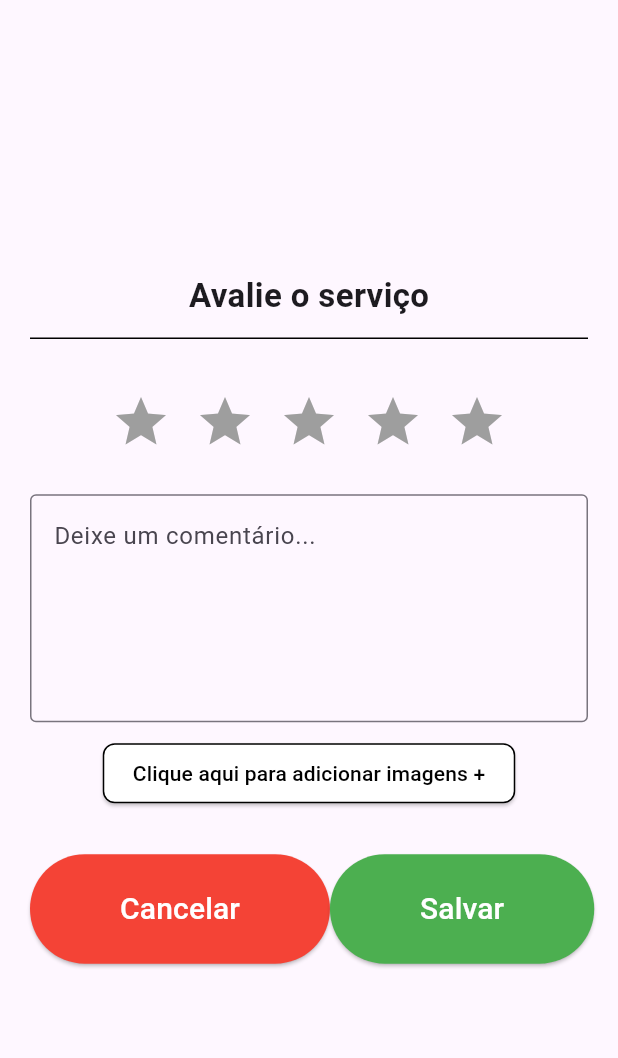
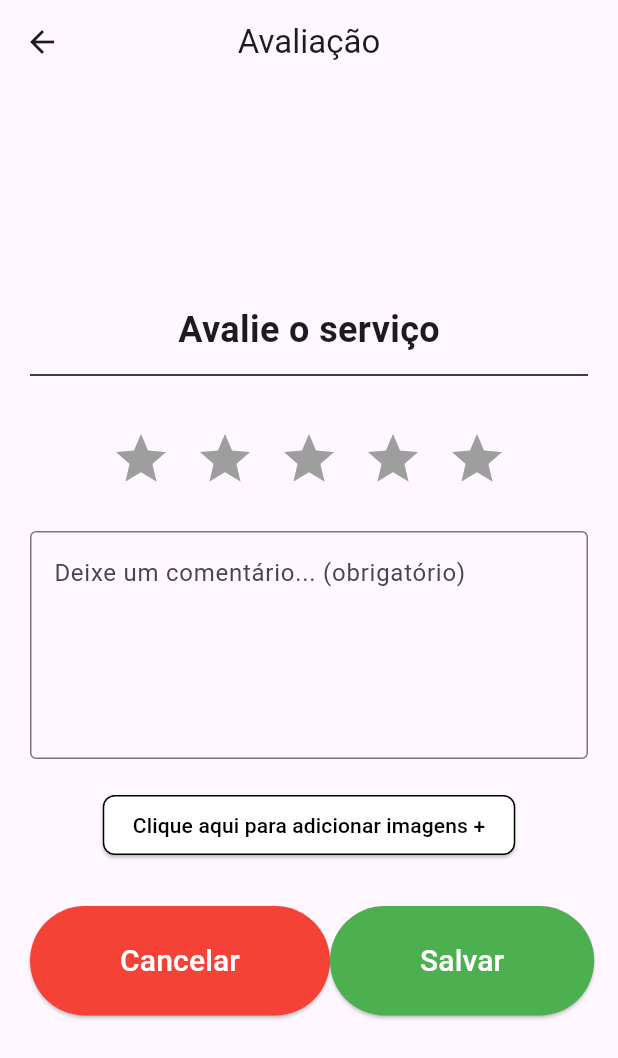
Before and after one commit to arthursetragni/sprint2completo, a Flutter app: the TelaAvaliacao screen opened directly, after a tap on "Clique aqui para adicionar imagens +", on a phone screen of 412 x 824 dp. Shown: the top 1058 px of the screen. Run offline on Flutter 3.47's test engine with Material 3 defaults, Android fonts, the phone set to English and light mode, and no system bars; our stand-ins replace flutter_svg, shared_preferences; accounts and stored records are empty.

Commit message:
implementando a avaliação

```diff
--- a/lib/TelaAvaliacao.dart
+++ b/lib/TelaAvaliacao.dart
@@ -1,6 +1,10 @@
+import 'dart:convert';
 import 'package:flutter/material.dart';
+import 'package:shared_preferences/shared_preferences.dart';
 import 'widgets/botao_recebe_icon.dart';
 import 'widgets/botao_cor_tamanho.dart';
+import 'services/avaliacao_service.dart';
+import 'models/User.dart';
 
 class TelaAvaliacao extends StatefulWidget {
   @override
@@ -9,6 +13,60 @@ class TelaAvaliacao extends StatefulWidget {
 
 class _TelaAvaliacaoState extends State<TelaAvaliacao> {
   int _avaliacaoSelecionada = 0;
+  final TextEditingController _comentarioController = TextEditingController();
+  User? usuario;
+  final AvaliacaoService _avaliacaoService = AvaliacaoService("https://backend-lddm.vercel.app/");
+
+  @override
+  void initState() {
+    super.initState();
+    _carregarUsuarioLogado();
+  }
+
+  Future<void> _carregarUsuarioLogado() async {
+    final prefs = await SharedPreferences.getInstance();
+    final usuarioJson = prefs.getString("usuario");
+    if (usuarioJson != null) {
+      setState(() {
+        usuario = User.fromJson(jsonDecode(usuarioJson));
+      });
+    } else {
+      print('Nenhum usuário logado encontrado');
+    }
+  }
+
+  Future<void> _salvarAvaliacao() async {
+    if (usuario == null) {
+      print('Usuário não encontrado. Faça login novamente.');
+      return;
+    }
+
+    if (_avaliacaoSelecionada == 0 || _comentarioController.text.isEmpty) {
+      print('Avaliação e comentário são obrigatórios.');
+      return;
+    }
+
+    final data = {
+      "idAvaliador": usuario!.id, // ID do usuário logado
+      "idAvaliado": 1,
+      "idServico": 2,
+      "data": DateTime.now().toIso8601String(),
+      "nota": _avaliacaoSelecionada,
+      "comentario": _comentarioController.text,
+    };
+
+    try {
+      final response = await _avaliacaoService.conexaoPost('/avaliacoes', data);
+      if (response.statusCode == 201) {
+        print("Avaliação salva com sucesso!");
+        Navigator.pop(context);
+      } else {
+        print("Erro ao salvar avaliação: \${response.body}");
+      }
+    } catch (e) {
+      print("Exceção ao salvar avaliação: \${e}");
+    }
+  }
 
   void _selecionarAvaliacao(int indice) {
     setState(() {
@@ -19,17 +77,21 @@ class _TelaAvaliacaoState extends State<TelaAvaliacao> {
   @override
   Widget build(BuildContext context) {
     return Scaffold(
+      appBar: AppBar(
+        title: Text('Avaliação'),
+        centerTitle: true,
+      ),
       body: Padding(
         padding: const EdgeInsets.symmetric(horizontal: 20),
         child: Column(
           mainAxisAlignment: MainAxisAlignment.center,
           children: [
-            // título com linha
+            // Título
             Column(
               children: [
                 Text(
                   'Avalie o serviço',
-                  style: TextStyle(fontSize: 22, fontWeight: FontWeight.bold),
+                  style: TextStyle(fontSize: 24, fontWeight: FontWeight.bold),
                 ),
                 SizedBox(height: 5),
                 Divider(color: Colors.black, thickness: 1),
@@ -54,22 +116,26 @@ class _TelaAvaliacaoState extends State<TelaAvaliacao> {
             const SizedBox(height: 20),
 
             // Campo de Comentário
-            const TextField(
+            TextField(
+              controller: _comentarioController,
               maxLines: 5,
               decoration: InputDecoration(
-                hintText: 'Deixe um comentário...',
+                hintText: 'Deixe um comentário... (obrigatório)',
                 border: OutlineInputBorder(),
               ),
             ),
-            const SizedBox(height: 10),
+            const SizedBox(height: 20),
 
             // Botão para Adicionar Imagem
             ElevatedButton(
               onPressed: () {
                 // Ação para adicionar imagem
+                print("Funcionalidade de adicionar imagens ainda não implementada.");
               },
               style: ElevatedButton.styleFrom(
-                foregroundColor: Colors.black, backgroundColor: Colors.white, padding: EdgeInsets.symmetric(vertical: 10, horizontal: 20),
+                foregroundColor: Colors.black,
+                backgroundColor: Colors.white,
+                padding: EdgeInsets.symmetric(vertical: 10, horizontal: 20),
                 shape: RoundedRectangleBorder(
                   borderRadius: BorderRadius.circular(8),
                   side: BorderSide(color: Colors.black),
@@ -77,7 +143,7 @@ class _TelaAvaliacaoState extends State<TelaAvaliacao> {
               ),
               child: Text('Clique aqui para adicionar imagens +'),
             ),
-            SizedBox(height: 30),
+            const SizedBox(height: 30),
 
             // Botões de Cancelar e Salvar
             Row(
@@ -87,15 +153,13 @@ class _TelaAvaliacaoState extends State<TelaAvaliacao> {
                   label: 'Cancelar',
                   color: Colors.red,
                   onPressed: () {
-                    // Ação para cancelar
+                    Navigator.pop(context);
                   },
                 ),
                 BotaoCorTamanho(
                   label: 'Salvar',
                   color: Colors.green,
-                  onPressed: () {
-                    // Ação para salvar
-                  },
+                  onPressed: _salvarAvaliacao,
                 ),
               ],
             ),
```
Also changed, not shown: 2 other files.
